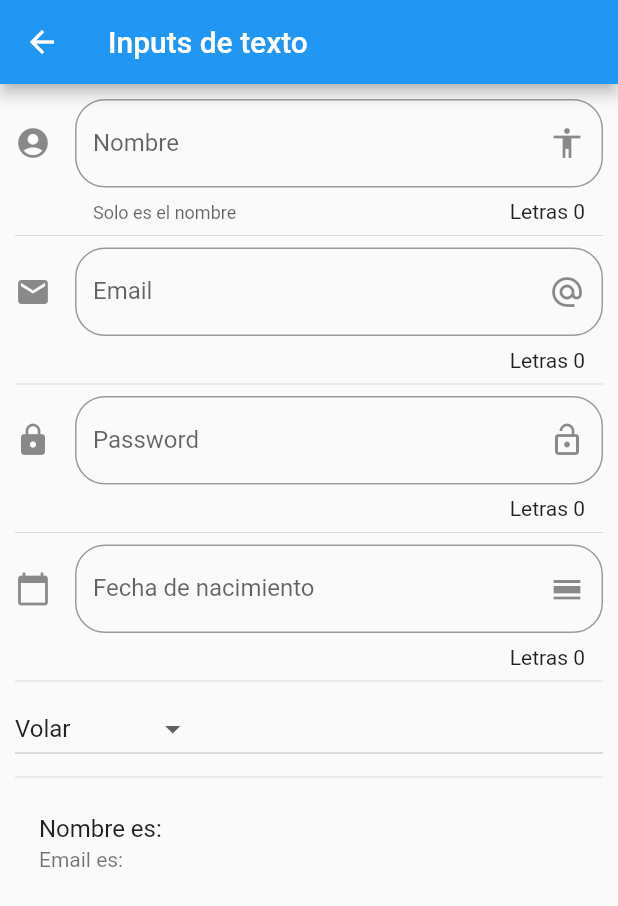
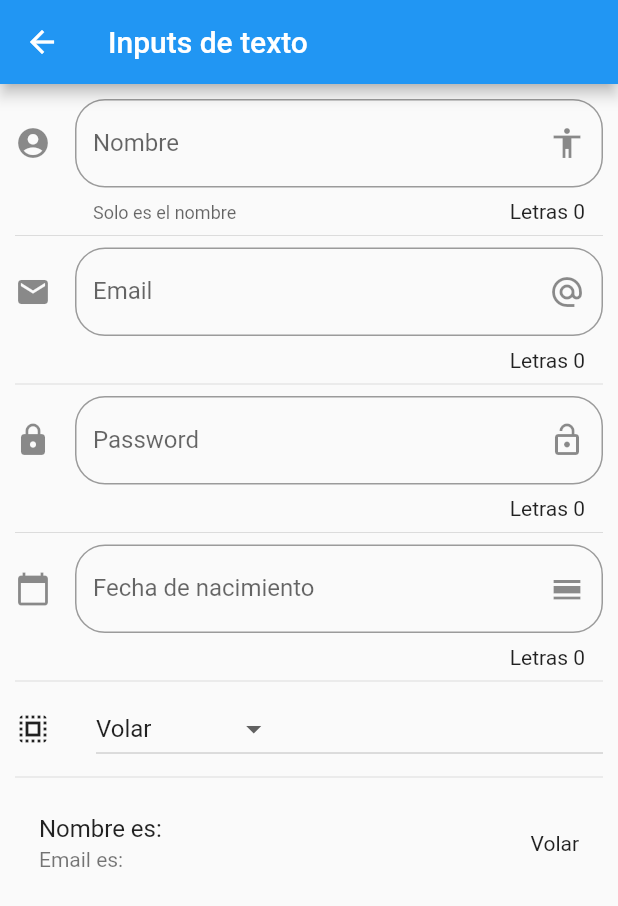
Before and after one commit to muckystack/flutter_componentes_FH, a Flutter app: the InputPage screen opened by its route, on a phone screen of 412 x 824 dp. Shown: the top 906 px of the screen. Run offline on Flutter 3.47's test engine with Material 2 defaults, Android fonts, the phone set to English and light mode, and no system bars.

Commit message:
Agrego opciones al boton DropdownButton, asi como estilos

```diff
--- a/lib/src/pages/input_page.dart
+++ b/lib/src/pages/input_page.dart
@@ -170,7 +170,12 @@ class _InputPageState extends State<InputPage> {
   }
 
   Widget _crearDropDown() {
-    return DropdownButton(
+    return Row(
+      children: <Widget>[
+        Icon(Icons.select_all),
+        SizedBox(width: 30.0,),
+        Expanded(
+          child:  DropdownButton(
             value: _opcionSeleccionada,
             items: getOpcionesDropDown(),
             onChanged: (opt) {
@@ -178,7 +183,12 @@ class _InputPageState extends State<InputPage> {
                 _opcionSeleccionada = opt;
               });
             },
+          ),
+        )
+      ],
     );
+
+
   }
 
   List<DropdownMenuItem<String>> getOpcionesDropDown() {
@@ -203,6 +213,7 @@ class _InputPageState extends State<InputPage> {
     return ListTile(
       title: Text('Nombre es: $_nombre'),
       subtitle: Text('Email es: $_email'),
+      trailing: Text(_opcionSeleccionada),
     );
 
   }
```
Lines whose indentation alone changed are shown as unchanged.
